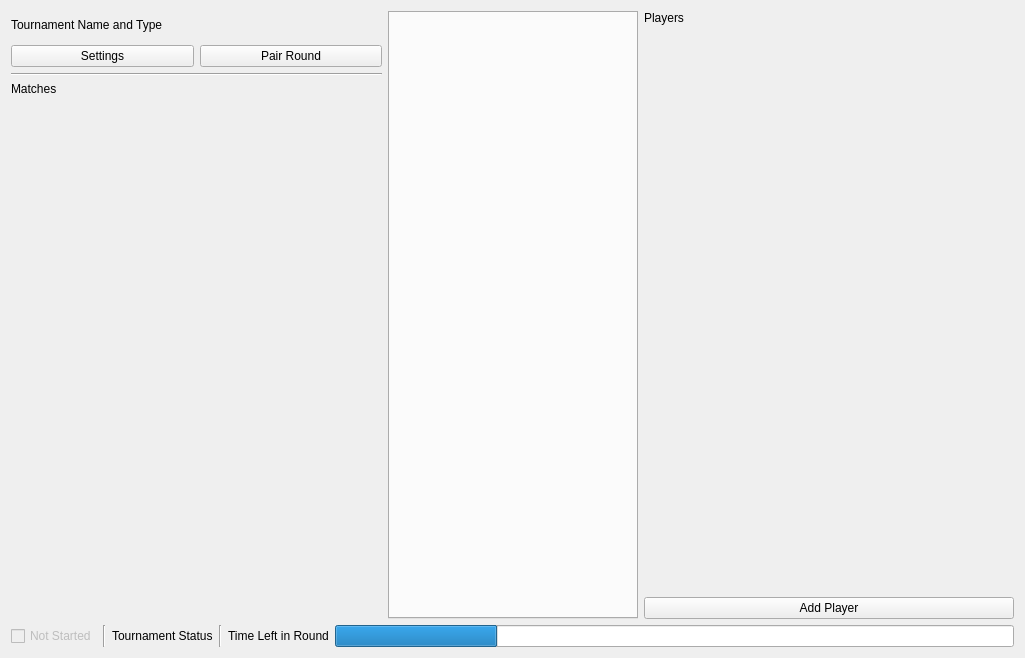
This is src/ui/tournamenttab.ui in SquireTournamentServices/SquireDesktop as Qt 5 draws it before an edit. The edited form follows.
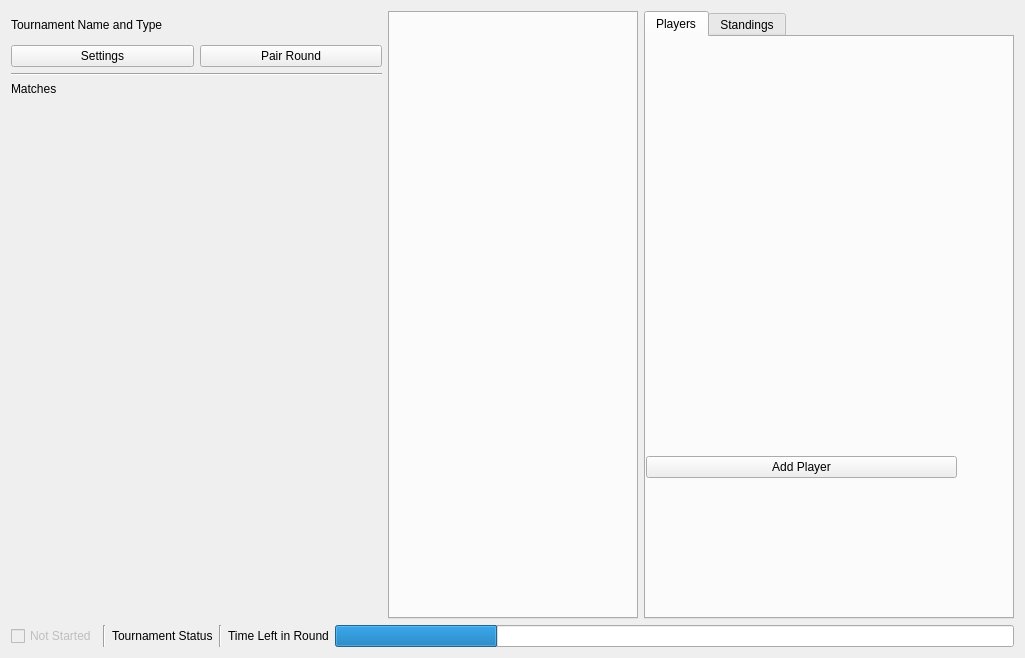
This is the edited form. Icons and pictures are not drawn.

Commit message: feat: added more verbose tests to rid_players()

```diff
--- a/src/ui/tournamenttab.ui
+++ b/src/ui/tournamenttab.ui
@@ -115,20 +115,47 @@
       </layout>
      </item>
      <item>
-      <layout class="QVBoxLayout" name="right" stretch="1,1,1">
+      <layout class="QVBoxLayout" name="right" stretch="0">
        <item>
-        <widget class="QLabel" name="label_2">
+        <widget class="QTabWidget" name="tabWidget">
+         <property name="currentIndex">
+          <number>0</number>
+         </property>
+         <property name="movable">
+          <bool>true</bool>
+         </property>
+         <widget class="QWidget" name="playersTab">
          <property name="sizePolicy">
-          <sizepolicy hsizetype="Preferred" vsizetype="Fixed">
-           <horstretch>0</horstretch>
-           <verstretch>0</verstretch>
-          </sizepolicy>
-         </property>
-         <property name="text">
+           <sizepolicy hsizetype="Expanding" vsizetype="Expanding">
+            <horstretch>1</horstretch>
+            <verstretch>1</verstretch>
+           </sizepolicy>
+          </property>
+          <property name="minimumSize">
+           <size>
+            <width>364</width>
+            <height>576</height>
+           </size>
+          </property>
+          <attribute name="title">
           <string>Players</string>
-         </property>
-        </widget>
-       </item>
+          </attribute>
+          <widget class="QWidget" name="verticalWidget" native="true">
+           <property name="geometry">
+            <rect>
+             <x>0</x>
+             <y>0</y>
+             <width>311</width>
+             <height>441</height>
+            </rect>
+           </property>
+           <property name="sizePolicy">
+            <sizepolicy hsizetype="Expanding" vsizetype="Expanding">
+             <horstretch>1</horstretch>
+             <verstretch>1</verstretch>
+            </sizepolicy>
+           </property>
+           <layout class="QVBoxLayout" name="verticalLayout">
        <item>
         <widget class="QWidget" name="playerTable" native="true"/>
        </item>
@@ -141,6 +168,16 @@
           <iconset theme="folder-new">
            <normaloff>.</normaloff>.</iconset>
          </property>
+             </widget>
+            </item>
+           </layout>
+          </widget>
+         </widget>
+         <widget class="QWidget" name="standingsTab">
+          <attribute name="title">
+           <string>Standings</string>
+          </attribute>
+         </widget>
         </widget>
        </item>
       </layout>
```
Lines whose indentation alone changed are shown as unchanged. The commit also changes 2 other files.
